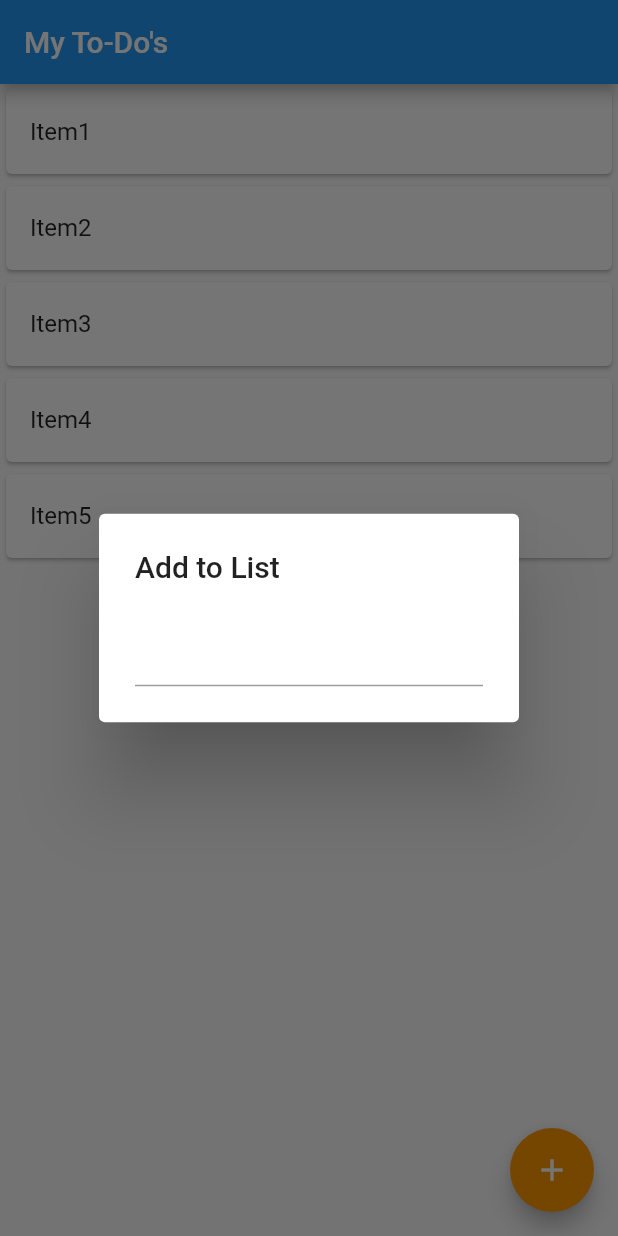
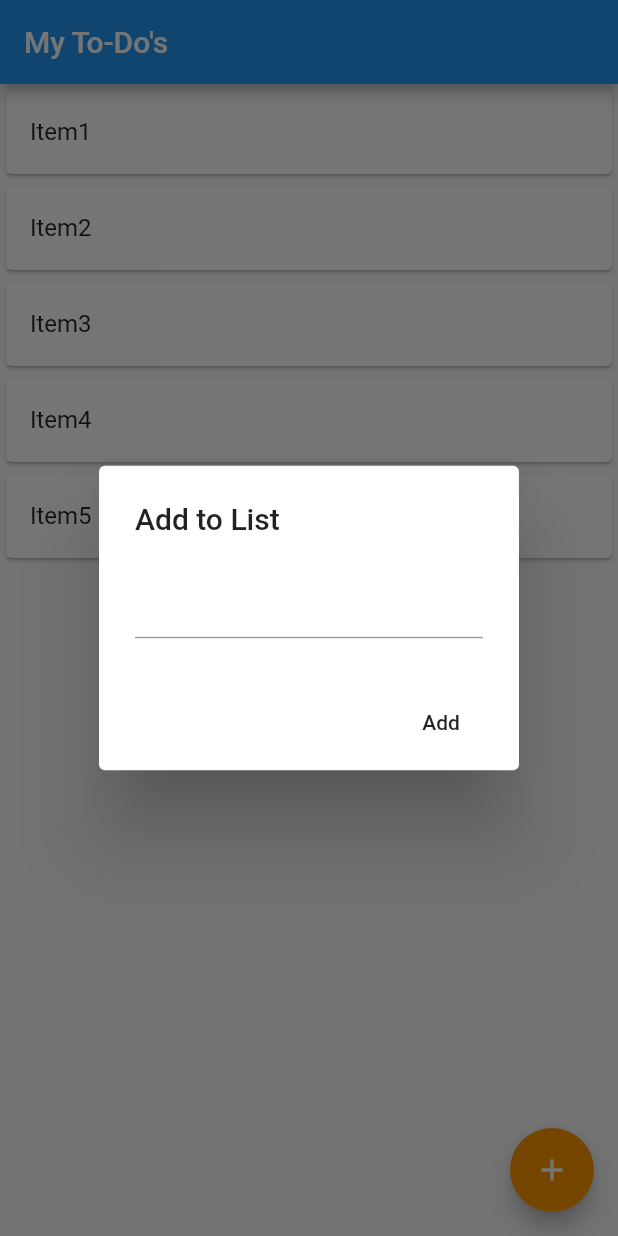
Before and after one commit to ArkaprabhaChakraborty/Todolist-Flutter, a Flutter app: the screen it shows after launch, after a tap on the "add" icon, on a phone screen of 412 x 824 dp. Run offline on Flutter 3.47's test engine with Material 2 defaults, Android fonts, the phone set to English and light mode, and no system bars.

Commit message:
List Adder Added

```diff
--- a/lib/main.dart
+++ b/lib/main.dart
@@ -48,7 +48,15 @@ class _MyAppState extends State<MyApp> {
                       input = value;
                     },
                   ),
-
+                  actions: <Widget>[
+                    FlatButton(
+                        onPressed: () {
+                          setState(() {
+                            todos.add(input);
+                          });
+                        },
+                        child: Text("Add"))
+                  ],
                 );
               });
         },
```
